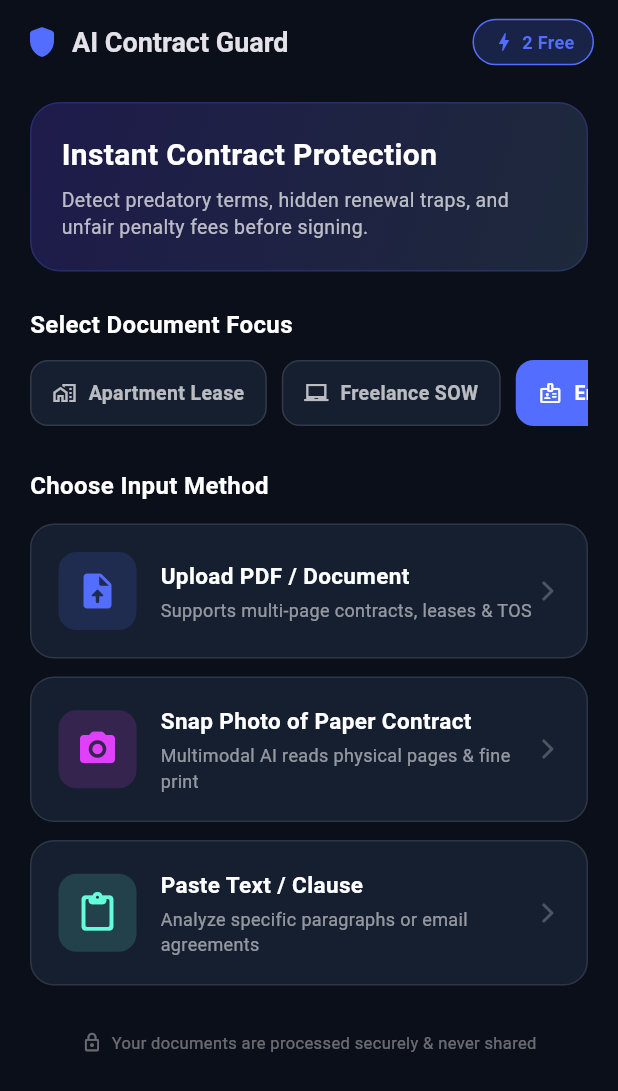
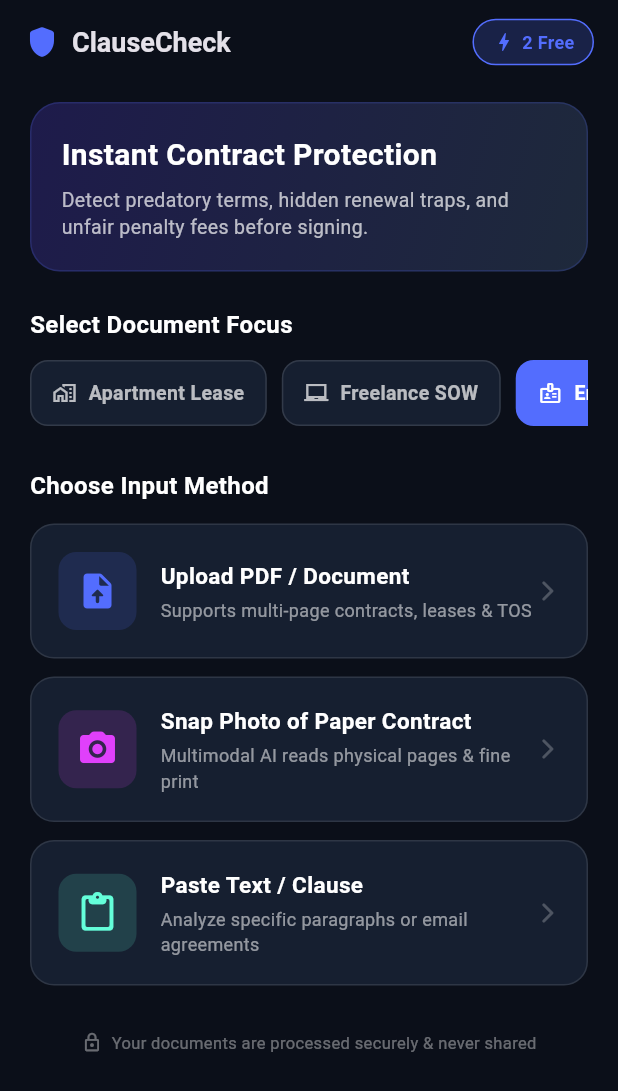
Before and after one commit to ChoyonBonik/ClauseCheck, a Flutter app: the screen it shows after launch, after a tap on "Employment", on a phone screen of 412 x 824 dp. Shown: the top 1091 px of the screen. Run offline on Flutter 3.47's test engine with Material 3 defaults, Android fonts, the phone set to English and light mode, and no system bars; our stand-ins replace file_picker, image_picker, percent_indicator, shared_preferences.

Commit message:
feat: complete ClauseCheck app with Gemini live scanner and paywall

```diff
--- a/lib/main.dart
+++ b/lib/main.dart
@@ -3,16 +3,16 @@ import 'screens/home_screen.dart';
 
 void main() {
   WidgetsFlutterBinding.ensureInitialized();
-  runApp(const AiContractGuardApp());
+  runApp(const ClauseCheckApp());
 }
 
-class AiContractGuardApp extends StatelessWidget {
-  const AiContractGuardApp({super.key});
+class ClauseCheckApp extends StatelessWidget {
+  const ClauseCheckApp({super.key});
 
   @override
   Widget build(BuildContext context) {
     return MaterialApp(
-      title: 'AI Contract Guard',
+      title: 'ClauseCheck',
       debugShowCheckedModeBanner: false,
       theme: ThemeData(
         brightness: Brightness.dark,
--- a/lib/screens/home_screen.dart
+++ b/lib/screens/home_screen.dart
@@ -185,7 +185,7 @@ class _HomeScreenState extends State<HomeScreen> {
           children: [
             const Icon(Icons.shield_rounded, color: Colors.indigoAccent),
             const SizedBox(width: 8),
-            const Text('AI Contract Guard', style: TextStyle(fontWeight: FontWeight.bold, fontSize: 18)),
+            const Text('ClauseCheck', style: TextStyle(fontWeight: FontWeight.bold, fontSize: 18)),
           ],
         ),
         actions: [
--- a/pubspec.yaml
+++ b/pubspec.yaml
@@ -1,5 +1,5 @@
-name: ai_contract_guard
-description: "A new Flutter project."
+name: clause_check
+description: "ClauseCheck: AI Contract & Policy Scanner"
 # The following line prevents the package from being accidentally published to
 # pub.dev using `flutter pub publish`. This is preferred for private packages.
 publish_to: 'none' # Remove this line if you wish to publish to pub.dev
@@ -41,6 +41,7 @@ dependencies:
   shared_preferences: ^2.5.6
   percent_indicator: ^4.2.5
   intl: ^0.20.3
+  http_parser: ^4.1.2
 
 dev_dependencies:
   flutter_test:
```
Also changed, not shown: lib/services/api_service.dart (+39 -10 lines), pubspec.lock, 5 other files.
